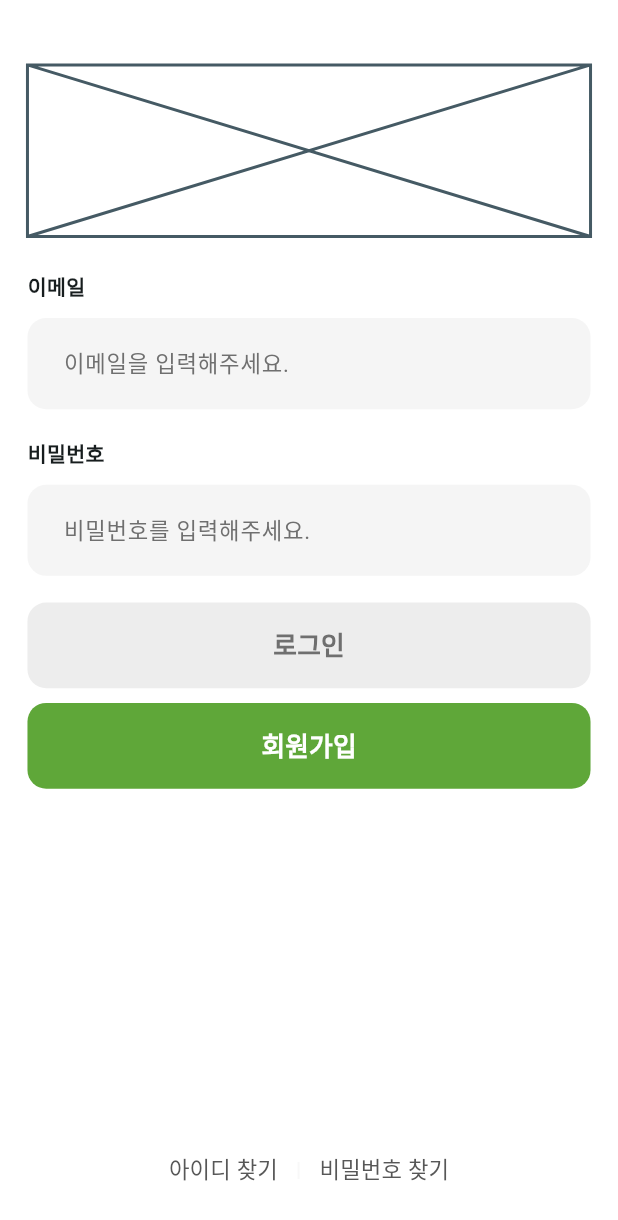
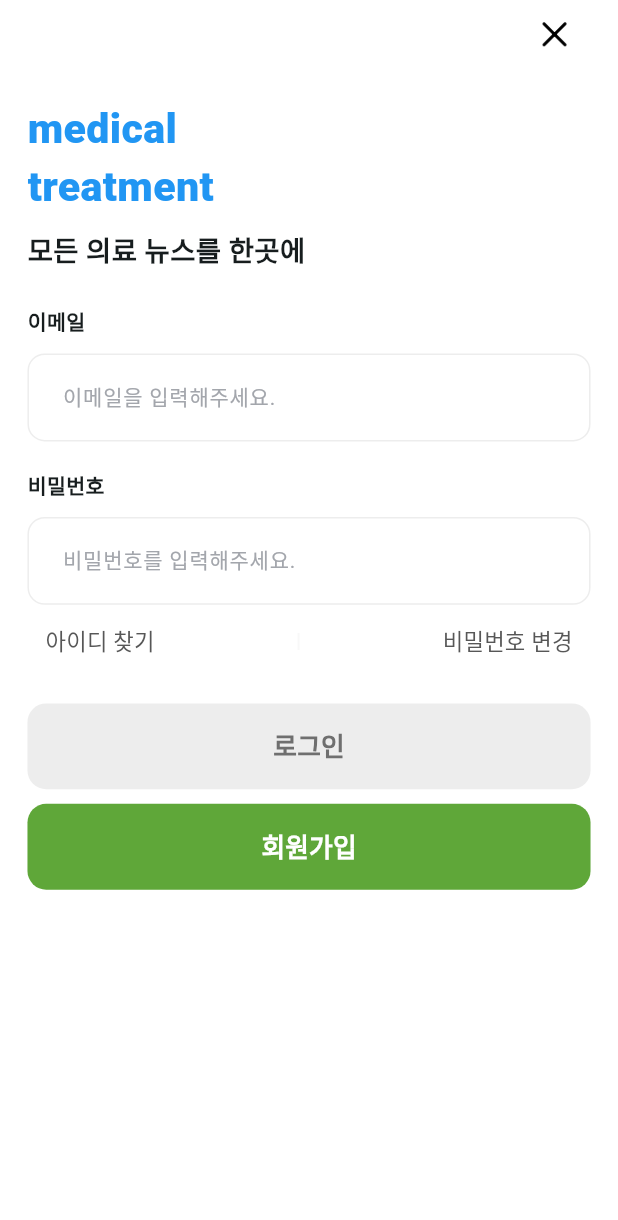
Before and after one commit to rightcode1/meditong-app, a Flutter app: the BottomTabBar screen opened directly with empty values, after a tap on "로그인 후 홈 화면 이동", on a phone screen of 412 x 824 dp. Shown: the top 1220 px of the screen. Run offline on Flutter 3.47's test engine with Material 3 defaults, Android fonts, the phone set to English and light mode, and no system bars; our stand-ins replace cached_network_image, carousel_slider, device_info_plus, dio, easy_debounce, flutter_form_builder and 18 more; missing offline and left inert: android_id, flutter_naver_login, gal, kakao_flutter_sdk, new_version_plus, store_redirect and 2 more; accounts and stored records are empty; generated files the repository leaves out were written again; network calls fail; Roboto replaces fonts that are missing (NotoSansKR).

```diff
--- a/lib/core/component/tabbar/bottom_tab_bar.dart
+++ b/lib/core/component/tabbar/bottom_tab_bar.dart
@@ -22,6 +22,15 @@ class _BottomTabBarState extends State<BottomTabBar> {
       case 1:
         context.goNamed(AppRouter.example2.name);
         break;
+      case 2:
+        context.goNamed(AppRouter.example2.name);
+        break;
+      case 3:
+        context.goNamed(AppRouter.example2.name);
+        break;
+      case 4:
+        context.goNamed(AppRouter.my.name);
+        break;
       default:
         context.goNamed(AppRouter.home.name);
         break;
@@ -45,8 +54,20 @@ class _BottomTabBarState extends State<BottomTabBar> {
             label: 'Home',
           ),
           NavigationDestination(
-            icon: Icon(Icons.device_unknown),
-            label: 'Example2',
+            icon: Icon(Icons.home),
+            label: 'Home',
+          ),
+          NavigationDestination(
+            icon: Icon(Icons.home),
+            label: 'Home',
+          ),
+          NavigationDestination(
+            icon: Icon(Icons.home),
+            label: 'Home',
+          ),
+          NavigationDestination(
+            icon: Icon(Icons.person),
+            label: '마이',
           )
         ],
       ),
--- a/lib/core/component/text_fields/common_form_text_field.dart
+++ b/lib/core/component/text_fields/common_form_text_field.dart
@@ -709,7 +709,7 @@ class CommonForm extends StatefulWidget {
       helperStyle: helperStyle ?? TextStyle(fontSize: 12.spMin, fontWeight: FontWeight.w400, color: AppColor.primary),
       helperMaxLines: helperMaxLines,
       hintText: hintText,
-      hintStyle: hintStyle ?? TextStyle(fontSize: 14.spMin, fontWeight: FontWeight.w400, color: AppColor.grey500),
+      hintStyle: hintStyle ?? TextStyle(fontSize: 14.spMin, fontWeight: FontWeight.w400, color: AppColor.grey700),
       hintTextDirection: hintTextDirection,
       hintMaxLines: hintMaxLines,
       hintFadeDuration: hintFadeDuration,
@@ -740,29 +740,29 @@ class CommonForm extends StatefulWidget {
       suffixIconColor: suffixIconColor,
       suffixIconConstraints: suffixIconConstraints ?? BoxConstraints(minHeight: 24.h, minWidth: 24.h),
       counter: counter,
-      counterText: counterText,
+      counterText: counterText == null ? null : '',
       counterStyle: counterStyle,
       filled: filled ?? true,
-      fillColor: fillColor ?? AppColor.grey300,
+      fillColor: enabled == false ? AppColor.grey500 : fillColor ?? Colors.white,
       focusColor: focusColor,
       hoverColor: hoverColor,
       errorBorder: errorBorder,
       focusedBorder: focusedBorder ??
           OutlineInputBorder(
             borderRadius: BorderRadius.circular(10.r),
-            borderSide: BorderSide.none.copyWith(color: AppColor.primary),
+            borderSide: const BorderSide(color: AppColor.grey500),
           ),
       focusedErrorBorder: focusedErrorBorder,
       disabledBorder: disabledBorder,
       enabledBorder: enabledBorder ??
           OutlineInputBorder(
             borderRadius: BorderRadius.circular(10.r),
-            borderSide: BorderSide.none,
+            borderSide: const BorderSide(color: AppColor.grey500),
           ),
       border: border ??
           OutlineInputBorder(
             borderRadius: BorderRadius.circular(10.r),
-            borderSide: BorderSide.none,
+            borderSide: const BorderSide(color: AppColor.grey500),
           ),
       decorationEnabled: decorationEnabled ?? true,
       semanticCounterText: semanticCounterText,
--- a/lib/core/constant/app_color.dart
+++ b/lib/core/constant/app_color.dart
@@ -1,10 +1,12 @@
 import 'dart:ui';
+
+import 'package:flutter/material.dart';
 
 /// AppColor 를 정의.
 class AppColor {
   /// 주 색상
   static const lightPrimary = Color.fromRGBO(240, 255, 232, 1.0);
-  static const primary = Color.fromRGBO(36, 155, 0, 1.0);
+  static const primary = Colors.blue;
 
   // 초록 색상 계얄
   static const green100 = Color.fromRGBO(240, 255, 232, 1.0);
--- a/lib/core/enum/app_router.dart
+++ b/lib/core/enum/app_router.dart
@@ -19,6 +19,9 @@ enum AppRouter {
   // Home Router
   home(path: '/home', name: 'home', subPath: 'home'),
 
+  // 마이 탭 라우터
+  my(path: '/my', name: '/my', subPath: 'my'),
+
   example2(path: '/example2', name: 'example2', subPath: 'example2'),
   exampleSub(path: '/example2/sub', name: 'exampleSub', subPath: 'exampleSub'),
   temp(path:'temp', name:'temp', subPath:'temp');
--- a/lib/presentation/auth/component/login/form/auth_login_form_column.dart
+++ b/lib/presentation/auth/component/login/form/auth_login_form_column.dart
@@ -1,8 +1,8 @@
-import 'package:meditong/core/component/label/common_label.dart';
-import 'package:meditong/core/component/text_fields/custom_form_builder_text_field.dart';
 import 'package:flutter/material.dart';
 import 'package:flutter_riverpod/flutter_riverpod.dart';
 import 'package:flutter_screenutil/flutter_screenutil.dart';
+import 'package:meditong/core/component/label/common_label.dart';
+import 'package:meditong/core/component/text_fields/common_form_text_field.dart';
 
 /// 로그인 기본 폼, 형태에 맞게 재정의하여 사용한다.
 class AuthLoginFormColumn extends ConsumerWidget {
@@ -22,10 +22,10 @@ class AuthLoginFormColumn extends ConsumerWidget {
       children: [
         CommonLabel(
           label: '이메일',
-          child: CustomFormBuilderTextField(
+          child: CommonForm.create(
             name: 'loginId',
             hintText: '이메일을 입력해주세요.',
-            onChanged: onLoginIdChanged,
+            onChanged: (controller) => onLoginIdChanged(controller.text),
           ),
         ),
         SizedBox(
@@ -33,10 +33,10 @@ class AuthLoginFormColumn extends ConsumerWidget {
         ),
         CommonLabel(
           label: '비밀번호',
-          child: CustomFormBuilderTextField(
+          child: CommonForm.create(
             name: 'password',
             hintText: '비밀번호를 입력해주세요.',
-            onChanged: onPasswordChanged,
+            onChanged: (controller) => onPasswordChanged(controller.text),
           ),
         ),
       ],
--- a/lib/presentation/auth/component/login/row/auth_login_find_row.dart
+++ b/lib/presentation/auth/component/login/row/auth_login_find_row.dart
@@ -21,7 +21,7 @@ class AuthLoginFindRow extends StatelessWidget {
     );
 
     return Row(
-      mainAxisAlignment: MainAxisAlignment.center,
+      mainAxisAlignment: MainAxisAlignment.spaceBetween,
       children: [
         TextButton(
           onPressed: onFindIdBtnClicked,
@@ -36,7 +36,7 @@ class AuthLoginFindRow extends StatelessWidget {
         TextButton(
           onPressed: onFindPasswordBtnClicked,
             child: Text(
-              '비밀번호 찾기',
+              '비밀번호 변경',
               style: btnTextStyle,
             )),
       ],
--- a/lib/presentation/auth/view/auth_screen.dart
+++ b/lib/presentation/auth/view/auth_screen.dart
@@ -1,19 +1,17 @@
 import 'dart:io';
 
-import 'package:meditong/core/enum/app_router.dart';
-import 'package:meditong/core/exception/request_exception.dart';
-import 'package:meditong/core/layout/default_layout.dart';
-import 'package:meditong/core/util/go_router_utils.dart';
-import 'package:meditong/core/util/toast_utils.dart';
-import 'package:meditong/domain/repository/version/version_repository.dart';
 import 'package:flutter/material.dart';
 import 'package:flutter_riverpod/flutter_riverpod.dart';
 import 'package:flutter_screenutil/flutter_screenutil.dart';
 import 'package:go_router/go_router.dart';
+import 'package:meditong/core/constant/app_color.dart';
+import 'package:meditong/core/enum/app_router.dart';
+import 'package:meditong/core/layout/default_layout.dart';
+import 'package:meditong/core/util/go_router_utils.dart';
+import 'package:meditong/domain/repository/version/version_repository.dart';
 import 'package:package_info_plus/package_info_plus.dart';
 
 import '../component/login/column/auth_login_button_column.dart';
-import '../component/login/column/auth_sns_login_button_column.dart';
 import '../component/login/form/auth_login_form_column.dart';
 import '../component/login/row/auth_login_find_row.dart';
 import '../provider/form/login/auth_login_form_provider.dart';
@@ -71,20 +69,32 @@ class _AuthScreenState extends ConsumerState<AuthScreen> {
         /// 로그인 화면을 닫는 경우, 원래 기이동하려고 했던 화면 라우팅을 포기한 것이라고 해석할 수 있다.
         /// 따라서, X 또는 뒤로가기 할 경우, 원래 이동하려고 했던 라우트를 쿠키에서 제거한다.
         GoRouterUtils.removeExpectedRoute(ref);
-        debugPrint('===> Pop 호출!');
 
         !context.canPop() ? context.goNamed(AppRouter.home.name) : context.pop();
       },
       child: DefaultLayout(
+          showAppBar: true,
+          showClose: true,
           child: Column(
+            crossAxisAlignment: CrossAxisAlignment.stretch,
             children: [
-          Padding(
-            padding: EdgeInsets.symmetric(vertical: 20.0.h),
-            child: SizedBox(
-              height: 100.0.h,
-              child: const Placeholder(),
+              Text(
+                'medical\ntreatment',
+                style: TextStyle(
+                  fontSize: 24.0.sp,
+                  fontWeight: FontWeight.w800,
+                  color: AppColor.primary,
                 ),
               ),
+              SizedBox(height: 8.0.h),
+              Text(
+                '모든 의료 뉴스를 한곳에',
+                style: TextStyle(
+                  fontSize: 16.0.sp,
+                  fontWeight: FontWeight.w600,
+                ),
+              ),
+              SizedBox(height: 20.0.h),
               Expanded(
                 child: Column(
                   children: [
@@ -100,6 +110,10 @@ class _AuthScreenState extends ConsumerState<AuthScreen> {
                           ref.read(authLoginFormProvider.notifier).changePassword(password.trim());
                         }
                       },
+                    ),
+                    AuthLoginFindRow(
+                      onFindIdBtnClicked: () => context.push(AppRouter.findId.path),
+                      onFindPasswordBtnClicked: () => context.push(AppRouter.findPassword.path),
                     ),
                     SizedBox(
                       height: 15.5.h,
@@ -151,16 +165,12 @@ class _AuthScreenState extends ConsumerState<AuthScreen> {
                 ),
               ),
               // 아이디 찾기 및 비밀번호 찾기 텍스트 버튼
-          AuthLoginFindRow(
-            onFindIdBtnClicked: () => context.push(AppRouter.findId.path),
-            onFindPasswordBtnClicked: () => context.push(AppRouter.findPassword.path),
-          ),
 
               /*
                         SNS 로그인 버튼
                        */
-          if (_enableSocialLogin) const AuthSnsLoginButtonColumn(),
-          if (_enableSocialLogin) SizedBox(height: 48.0.h),
+              // if (_enableSocialLogin) const AuthSnsLoginButtonColumn(),
+              // if (_enableSocialLogin) SizedBox(height: 48.0.h),
             ],
           )),
     );
--- a/lib/service/auth/join/auth_join_provider.dart
+++ b/lib/service/auth/join/auth_join_provider.dart
@@ -30,7 +30,7 @@ class AuthJoinStateNotifier extends StateNotifier<AuthReqJoin> {
   Future<void> toModel() async {
     AuthJoinFormModel formState = ref.read(authJoinFormProvider);
 
-    state = AuthReqJoin.fromJson(formState.formData);
+    state = formState.toDto();
   }
 
   /// 현재 관리되고 있는 모델을 서버로 전송시켜 회원가입시킨다..
--- a/lib/service/auth/login/auth_social_login_provider.dart
+++ b/lib/service/auth/login/auth_social_login_provider.dart
@@ -35,9 +35,8 @@ class AuthSocialLoginStateNotifier extends StateNotifier<AuthReqSocialLogin> {
   /// 현재 회원가입 폼을 모델로 변환한다.
   Future<void> toModel() async {
     final formState = ref.read(authJoinFormProvider);
-    print(formState.formData);
 
-    state = AuthReqSocialLogin.fromJson(formState.formData);
+    // state = formState.toDto();
   }
 
   /// 현재 관리되고 있는 모델을 서버로 전송시켜 회원가입시킨다.
```
Also changed, not shown: lib/core/provider/go_router_provider.dart (+23 -19 lines), lib/presentation/auth/model/form/join/auth_join_form_model.dart (+67 -28 lines), lib/presentation/auth/provider/form/join/auth_join_form_provider.dart (+36 -18 lines), lib/presentation/auth/view/join/join_screen.dart (+27 -29 lines), lib/presentation/my/my_screen.dart (added, +26 -0 lines), lib/presentation/splash_screen.dart (renamed from lib/core/view/splash_screen.dart), 1 other file. Lines whose indentation alone changed are shown as unchanged.
